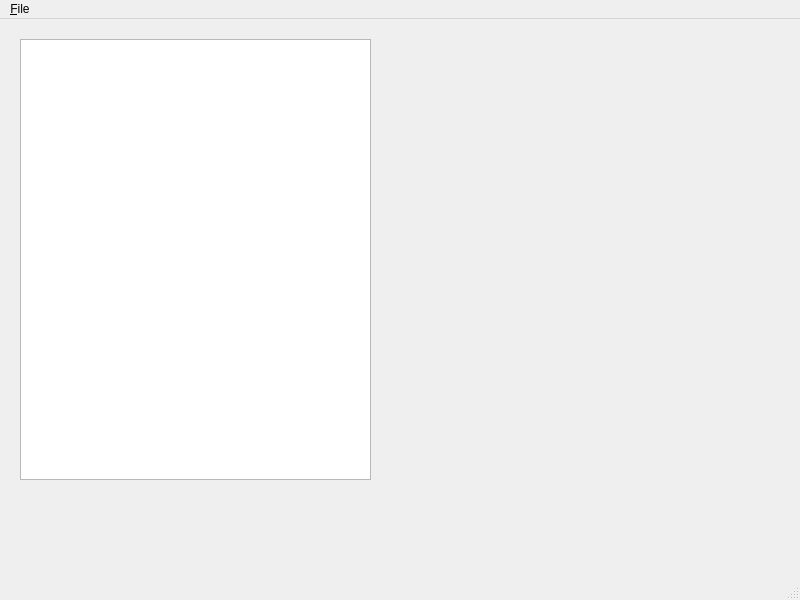
Before: the Qt Designer form form.ui in hcoggill/rstedman, drawn with Qt 5.
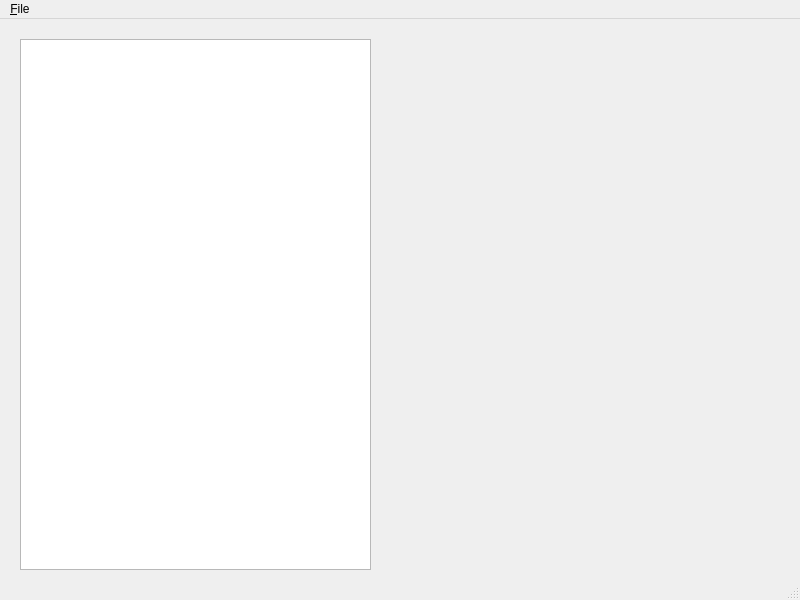
After: the same form once the commit is applied.

What changed in the file:
```diff
--- a/form.ui
+++ b/form.ui
@@ -20,9 +20,18 @@
       <x>20</x>
       <y>20</y>
       <width>351</width>
-      <height>441</height>
+      <height>531</height>
      </rect>
     </property>
+    <property name="gridStyle">
+     <enum>Qt::NoPen</enum>
+    </property>
+    <attribute name="horizontalHeaderDefaultSectionSize">
+     <number>20</number>
+    </attribute>
+    <attribute name="horizontalHeaderMinimumSectionSize">
+     <number>20</number>
+    </attribute>
    </widget>
   </widget>
   <widget class="QMenuBar" name="menubar">
```
